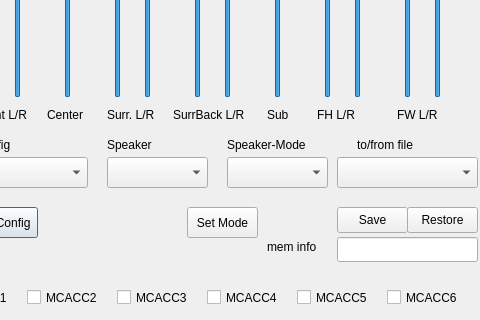
The window that loudspeakersettingsdialog.ui (AceOfSnakes/AvrPioRemote) describes before a commit, drawn with Qt 5; both pictures show x 83 to 563 and y 173 to 493 of the 563 by 493 pixel window.
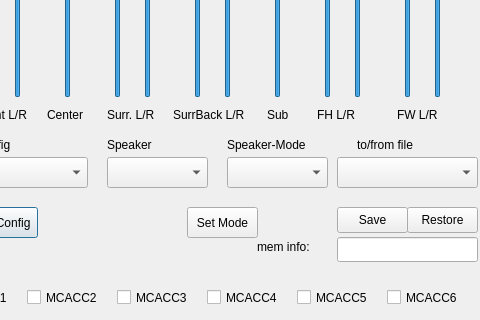
The same window after the commit.

Commit message: Bass+treble nicht mehr zeitgleich mit eq aktualisieren

```diff
--- a/loudspeakersettingsdialog.ui
+++ b/loudspeakersettingsdialog.ui
@@ -748,14 +748,14 @@
   <widget class="QLabel" name="label_15">
    <property name="geometry">
     <rect>
-     <x>350</x>
+     <x>340</x>
      <y>410</y>
-     <width>61</width>
+     <width>81</width>
      <height>20</height>
     </rect>
    </property>
    <property name="text">
-    <string>mem info</string>
+    <string>mem info:</string>
    </property>
   </widget>
   <widget class="QLineEdit" name="meminf">
```
The commit also changes 1 other file.
